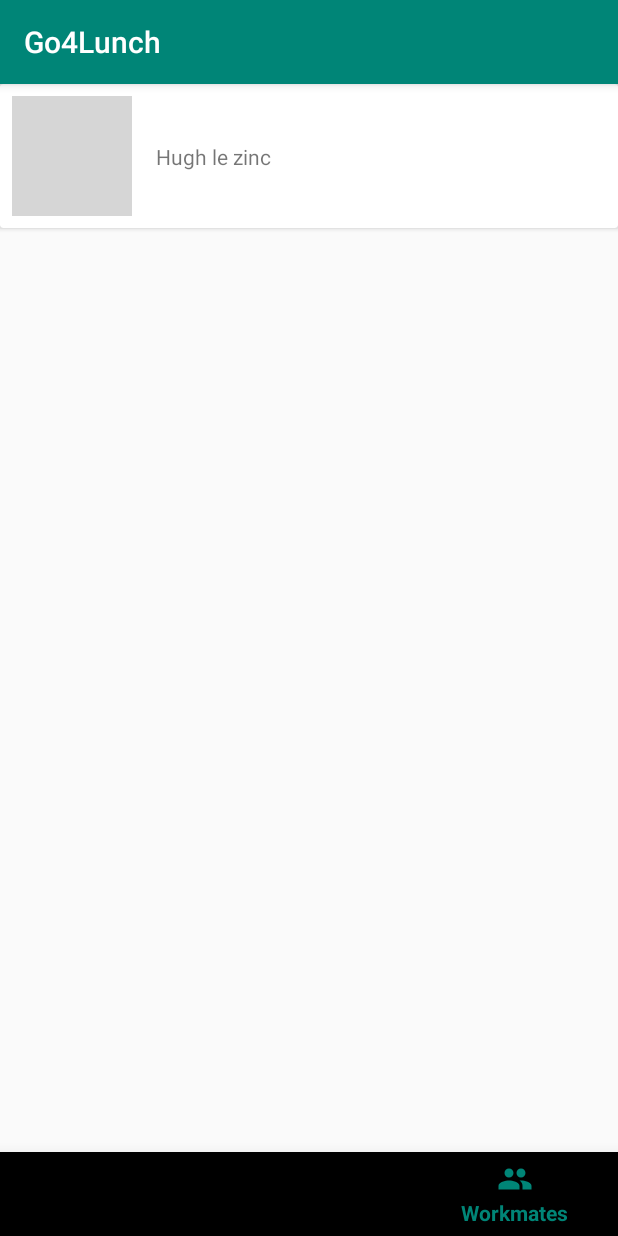
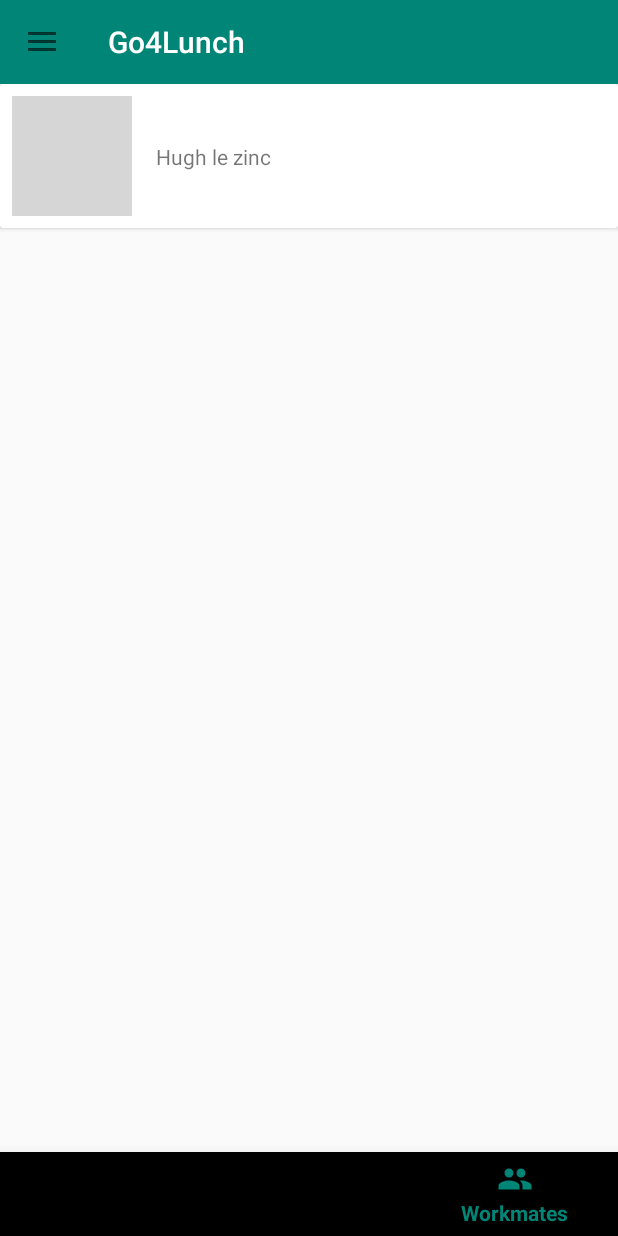
Before and after one commit to Seveen/Go4Lunch, an Android app: the screen it shows after launch (MainActivity), item 3 of the bottom bar chosen, on a phone screen of 412 x 824 dp. Run offline under Robolectric (Android 15) with nearby library versions, the phone set to English and light mode, and no system bars; our stand-ins replace data binding; libraries missing offline, so code that uses them is left out: com.firebase.ui; pictures from the network do not load; 1 statement that could not run was skipped; grey boxes are pictures that could not be loaded.

Commit message:
Add drawer

```diff
--- a/app/src/main/java/com/guilhempelissier/go4lunch/view/ui/MainActivity.java
+++ b/app/src/main/java/com/guilhempelissier/go4lunch/view/ui/MainActivity.java
@@ -1,13 +1,21 @@
 package com.guilhempelissier.go4lunch.view.ui;
 
+import androidx.annotation.NonNull;
 import androidx.annotation.Nullable;
+import androidx.appcompat.app.ActionBarDrawerToggle;
 import androidx.appcompat.app.AppCompatActivity;
+import androidx.appcompat.widget.Toolbar;
+import androidx.drawerlayout.widget.DrawerLayout;
 import androidx.navigation.NavController;
 import androidx.navigation.Navigation;
 
+import android.content.Context;
 import android.content.Intent;
 import android.net.Uri;
 import android.os.Bundle;
+import android.util.AttributeSet;
+import android.view.MenuItem;
+import android.view.View;
 import android.widget.Toast;
 
 import com.firebase.ui.auth.AuthUI;
@@ -21,13 +29,26 @@ import java.util.Arrays;
 public class MainActivity extends AppCompatActivity implements MapViewFragment.OnFragmentInteractionListener, WorkmatesFragment.OnFragmentInteractionListener, ListViewFragment.OnFragmentInteractionListener {
 
 	private static final int RC_SIGN_IN = 123;
+	private ActionBarDrawerToggle actionBarDrawerToggle;
 	private BottomNavigationView bottomNavigationView;
 	private NavController navController;
+
+	private DrawerLayout drawerLayout;
 
 	@Override
 	protected void onCreate(Bundle savedInstanceState) {
 		super.onCreate(savedInstanceState);
 		setContentView(R.layout.activity_main);
+
+		Toolbar toolbar = findViewById(R.id.toolbar);
+		setSupportActionBar(toolbar);
+
+		drawerLayout = findViewById(R.id.drawer_layout);
+		actionBarDrawerToggle = new ActionBarDrawerToggle(this, drawerLayout, R.string.open_drawer, R.string.close_drawer);
+		drawerLayout.addDrawerListener(actionBarDrawerToggle);
+		actionBarDrawerToggle.syncState();
+
+		getSupportActionBar().setDisplayHomeAsUpEnabled(true);
 
 		navController = Navigation.findNavController(this, R.id.navigation_container);
 
@@ -48,6 +69,12 @@ public class MainActivity extends AppCompatActivity implements MapViewFragment.O
 		});
 
 		startSignInActivity();
+	}
+
+	@Nullable
+	@Override
+	public View onCreateView(@NonNull String name, @NonNull Context context, @NonNull AttributeSet attrs) {
+		return super.onCreateView(name, context, attrs);
 	}
 
 	private void startSignInActivity() {
@@ -104,4 +131,13 @@ public class MainActivity extends AppCompatActivity implements MapViewFragment.O
 	public void onWorkmatesFragmentInteraction(Uri uri) {
 
 	}
+
+	@Override
+	public boolean onOptionsItemSelected(MenuItem item) {
+
+		if(actionBarDrawerToggle.onOptionsItemSelected(item))
+			return true;
+
+		return super.onOptionsItemSelected(item);
+	}
 }
--- /dev/null
+++ b/app/src/main/res/drawable/ic_logout_white_24dp.xml
@@ -0,0 +1,5 @@
+<vector android:height="24dp" android:tint="#FFFFFF"
+    android:viewportHeight="24.0" android:viewportWidth="24.0"
+    android:width="24dp" xmlns:android="http://schemas.android.com/apk/res/android">
+    <path android:fillColor="#FF000000" android:pathData="M13,3h-2v10h2L13,3zM17.83,5.17l-1.42,1.42C17.99,7.86 19,9.81 19,12c0,3.87 -3.13,7 -7,7s-7,-3.13 -7,-7c0,-2.19 1.01,-4.14 2.58,-5.42L6.17,5.17C4.23,6.82 3,9.26 3,12c0,4.97 4.03,9 9,9s9,-4.03 9,-9c0,-2.74 -1.23,-5.18 -3.17,-6.83z"/>
+</vector>
--- /dev/null
+++ b/app/src/main/res/drawable/ic_menu_white_24dp.xml
@@ -0,0 +1,5 @@
+<vector android:height="24dp" android:tint="#FFFFFF"
+    android:viewportHeight="24.0" android:viewportWidth="24.0"
+    android:width="24dp" xmlns:android="http://schemas.android.com/apk/res/android">
+    <path android:fillColor="#FF000000" android:pathData="M3,18h18v-2L3,16v2zM3,13h18v-2L3,11v2zM3,6v2h18L21,6L3,6z"/>
+</vector>
--- /dev/null
+++ b/app/src/main/res/drawable/ic_restaurant_menu_white_24dp.xml
@@ -0,0 +1,5 @@
+<vector android:height="24dp" android:tint="#FFFFFF"
+    android:viewportHeight="24.0" android:viewportWidth="24.0"
+    android:width="24dp" xmlns:android="http://schemas.android.com/apk/res/android">
+    <path android:fillColor="#FF000000" android:pathData="M8.1,13.34l2.83,-2.83L3.91,3.5c-1.56,1.56 -1.56,4.09 0,5.66l4.19,4.18zM14.88,11.53c1.53,0.71 3.68,0.21 5.27,-1.38 1.91,-1.91 2.28,-4.65 0.81,-6.12 -1.46,-1.46 -4.2,-1.1 -6.12,0.81 -1.59,1.59 -2.09,3.74 -1.38,5.27L3.7,19.87l1.41,1.41L12,14.41l6.88,6.88 1.41,-1.41L13.41,13l1.47,-1.47z"/>
+</vector>
--- /dev/null
+++ b/app/src/main/res/drawable/ic_settings_white_24dp.xml
@@ -0,0 +1,5 @@
+<vector android:height="24dp" android:tint="#FFFFFF"
+    android:viewportHeight="24" android:viewportWidth="24"
+    android:width="24dp" xmlns:android="http://schemas.android.com/apk/res/android">
+    <path android:fillColor="#FF000000" android:pathData="M19.1,12.9a2.8,2.8 0,0 0,0.1 -0.9,2.8 2.8,0 0,0 -0.1,-0.9l2.1,-1.6a0.7,0.7 0,0 0,0.1 -0.6L19.4,5.5a0.7,0.7 0,0 0,-0.6 -0.2l-2.4,1a6.5,6.5 0,0 0,-1.6 -0.9l-0.4,-2.6a0.5,0.5 0,0 0,-0.5 -0.4H10.1a0.5,0.5 0,0 0,-0.5 0.4L9.3,5.4a5.6,5.6 0,0 0,-1.7 0.9l-2.4,-1a0.4,0.4 0,0 0,-0.5 0.2l-2,3.4c-0.1,0.2 0,0.4 0.2,0.6l2,1.6a2.8,2.8 0,0 0,-0.1 0.9,2.8 2.8,0 0,0 0.1,0.9L2.8,14.5a0.7,0.7 0,0 0,-0.1 0.6l1.9,3.4a0.7,0.7 0,0 0,0.6 0.2l2.4,-1a6.5,6.5 0,0 0,1.6 0.9l0.4,2.6a0.5,0.5 0,0 0,0.5 0.4h3.8a0.5,0.5 0,0 0,0.5 -0.4l0.3,-2.6a5.6,5.6 0,0 0,1.7 -0.9l2.4,1a0.4,0.4 0,0 0,0.5 -0.2l2,-3.4c0.1,-0.2 0,-0.4 -0.2,-0.6ZM12,15.6A3.6,3.6 0,1 1,15.6 12,3.6 3.6,0 0,1 12,15.6Z"/>
+</vector>
--- a/app/src/main/res/layout/activity_main.xml
+++ b/app/src/main/res/layout/activity_main.xml
@@ -1,10 +1,35 @@
 <?xml version="1.0" encoding="utf-8"?>
-<androidx.constraintlayout.widget.ConstraintLayout xmlns:android="http://schemas.android.com/apk/res/android"
+<layout xmlns:android="http://schemas.android.com/apk/res/android"
     xmlns:app="http://schemas.android.com/apk/res-auto"
-    xmlns:tools="http://schemas.android.com/tools"
+    xmlns:tools="http://schemas.android.com/tools">
+
+    <data>
+        <variable
+            name="toolbarTitle"
+            type="String" />
+    </data>
+
+    <androidx.drawerlayout.widget.DrawerLayout
+        android:id="@+id/drawer_layout"
+        android:layout_width="match_parent"
+        android:layout_height="match_parent">
+
+        <androidx.constraintlayout.widget.ConstraintLayout
             android:layout_width="match_parent"
             android:layout_height="match_parent"
             tools:context=".view.ui.MainActivity">
+
+            <androidx.appcompat.widget.Toolbar
+                android:id="@+id/toolbar"
+                android:layout_width="match_parent"
+                android:layout_height="wrap_content"
+                android:background="?attr/colorPrimary"
+                android:minHeight="?attr/actionBarSize"
+                app:layout_constraintEnd_toEndOf="parent"
+                app:layout_constraintStart_toStartOf="parent"
+                app:layout_constraintTop_toTopOf="parent"
+                app:titleTextColor="@android:color/white"/>
+
 
             <fragment
                 android:id="@+id/navigation_container"
@@ -15,7 +40,7 @@
                 app:layout_constraintBottom_toTopOf="@+id/navigation_menu"
                 app:layout_constraintEnd_toEndOf="parent"
                 app:layout_constraintStart_toStartOf="parent"
-        app:layout_constraintTop_toTopOf="parent"
+                app:layout_constraintTop_toBottomOf="@id/toolbar"
                 app:navGraph="@navigation/main_navigation" />
 
             <com.google.android.material.bottomnavigation.BottomNavigationView
@@ -30,3 +55,12 @@
                 app:menu="@menu/bottom_navigation_menu" />
 
         </androidx.constraintlayout.widget.ConstraintLayout>
+
+        <com.google.android.material.navigation.NavigationView
+            android:layout_width="wrap_content"
+            android:layout_height="match_parent"
+            android:layout_gravity="start"
+            app:menu="@menu/drawer_menu"/>
+
+    </androidx.drawerlayout.widget.DrawerLayout>
+</layout>
--- /dev/null
+++ b/app/src/main/res/menu/drawer_menu.xml
@@ -0,0 +1,15 @@
+<?xml version="1.0" encoding="utf-8"?>
+<menu xmlns:android="http://schemas.android.com/apk/res/android">
+    <item
+        android:id="@+id/menu_lunch"
+        android:icon="@drawable/ic_restaurant_menu_white_24dp"
+        android:title="@string/menu_your_lunch" />
+    <item
+        android:id="@+id/menu_settings"
+        android:icon="@drawable/ic_settings_white_24dp"
+        android:title="@string/menu_settings" />
+    <item
+        android:id="@+id/menu_logout"
+        android:icon="@drawable/ic_logout_white_24dp"
+        android:title="@string/menu_logout" />
+</menu>
--- a/app/src/main/res/values/strings.xml
+++ b/app/src/main/res/values/strings.xml
@@ -6,5 +6,10 @@
     <string name="menu_list_view_title">List View</string>
     <string name="menu_workmates_title">Workmates</string>
     <string name="title_activity_maps">Map</string>
+    <string name="open_drawer">Open</string>
+    <string name="close_drawer">Close</string>
+    <string name="menu_your_lunch">Your Lunch</string>
+    <string name="menu_settings">Settings</string>
+    <string name="menu_logout">Logout</string>
 
 </resources>
--- a/app/src/main/res/values/styles.xml
+++ b/app/src/main/res/values/styles.xml
@@ -1,7 +1,7 @@
 <resources>
 
     <!-- Base application theme. -->
-    <style name="AppTheme" parent="Theme.AppCompat.Light.DarkActionBar">
+    <style name="AppTheme" parent="Theme.AppCompat.Light.NoActionBar">
         <!-- Customize your theme here. -->
         <item name="colorPrimary">@color/colorPrimary</item>
         <item name="colorPrimaryDark">@color/colorPrimaryDark</item>
```
Lines whose indentation alone changed are shown as unchanged.
